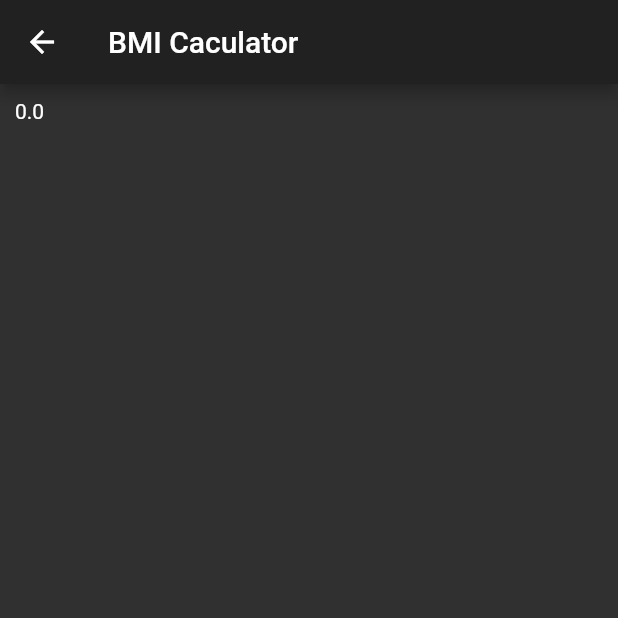
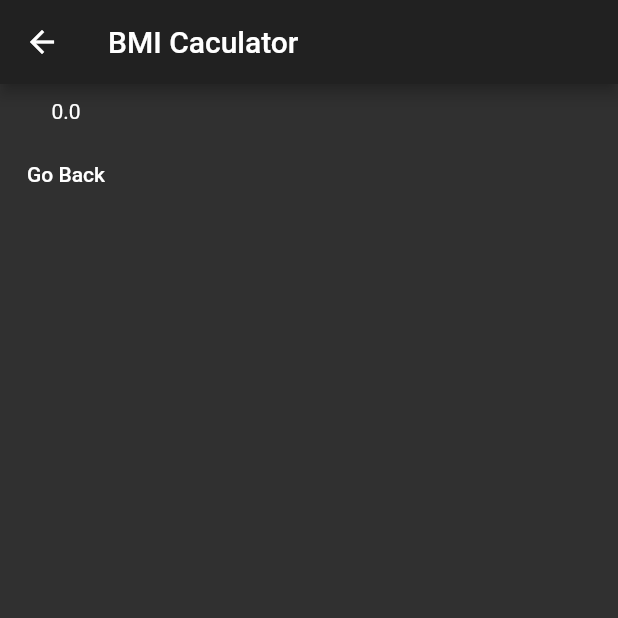
Before and after one commit to Dasol-Jung/flutter_bmi, a Flutter app: the screen it shows after launch, after a tap on "CALCULATE", on a phone screen of 412 x 824 dp, the top half of it. Run offline on Flutter 3.47's test engine with Material 2 defaults, Android fonts, the phone set to English and light mode, and no system bars; our stand-ins replace font_awesome_flutter.

Commit message:
flutter bmi

```diff
--- a/lib/main.dart
+++ b/lib/main.dart
@@ -2,6 +2,7 @@ import 'package:flutter/material.dart';
 import './card.dart';
 import './addRemove.dart';
 import 'result.dart';
+import 'package:font_awesome_flutter/font_awesome_flutter.dart';
 
 void main() => runApp(MyApp());
 
@@ -45,21 +46,16 @@ class _InputPageState extends State<InputPage> {
       child: Row(
         children: <Widget>[
           Expanded(
+            child: GestureDetector(
+              onTap: () {
+                selectGender('male');
+              },
               child: DSCard(
                 color: gender == 'male' ? Color(0xFF222222) : Color(0xFEEEEEE),
-              child: FlatButton(
-                shape: RoundedRectangleBorder(
-                  borderRadius: BorderRadius.all(
-                    Radius.circular(20),
-                  ),
-                ),
-                onPressed: () {
-                  selectGender('male');
-                },
                 child: Column(
                   mainAxisAlignment: MainAxisAlignment.center,
                   children: <Widget>[
-                    Icon(Icons.accessibility, size: 100),
+                    Icon(FontAwesomeIcons.mars, size: 100.0),
                     Text("Male", style: TextStyle(fontSize: 30)),
                   ],
                 ),
@@ -67,21 +63,17 @@ class _InputPageState extends State<InputPage> {
             ),
           ),
           Expanded(
-            child: DSCard(
-              color: gender == 'female' ? Color(0xFF222222) : Color(0xFEEEEEE),
-              child: FlatButton(
-                shape: RoundedRectangleBorder(
-                  borderRadius: BorderRadius.all(
-                    Radius.circular(20),
-                  ),
-                ),
-                onPressed: () {
+            child: GestureDetector(
+              onTap: () {
                 selectGender('female');
               },
+              child: DSCard(
+                color:
+                    gender == 'female' ? Color(0xFF222222) : Color(0xFEEEEEE),
                 child: Column(
                   mainAxisAlignment: MainAxisAlignment.center,
                   children: <Widget>[
-                    Icon(Icons.accessibility, size: 100),
+                    Icon(FontAwesomeIcons.venus, size: 100),
                     Text(
                       "Female",
                       style: TextStyle(fontSize: 30),
@@ -184,27 +176,43 @@ class _InputPageState extends State<InputPage> {
   @override
   Widget build(BuildContext context) {
     return Scaffold(
-      appBar: AppBar(title: Text("BMI Caculator")),
+      appBar: AppBar(
+          title: Text(
+        "BMI Caculator",
+        style: TextStyle(
+            fontSize: 25.0, fontWeight: FontWeight.w500, letterSpacing: 6),
+      )),
       body: SafeArea(
-        child: Padding(
-          padding: EdgeInsets.all(10),
         child: Column(
           children: <Widget>[
             renderGender(),
             renderHeight(),
             renderWeightAge(),
-              RaisedButton(
-                  child: Text("CALCULATE"),
+            Container(
+              margin: EdgeInsets.only(top: 10),
+              width: double.infinity,
+              height: 80.0,
+              child: RaisedButton(
+                  color: Colors.red[900],
+                  child: Text(
+                    "CALCULATE",
+                    style: TextStyle(
+                        fontSize: 20.0,
+                        fontWeight: FontWeight.w500,
+                        letterSpacing: 8),
+                  ),
                   onPressed: () {
                     // add caculation
-                    double bmi = weight / (height * height) * 10000;
+                    double bmi =
+                        (weight / (height * height) * 100000).roundToDouble() /
+                            10;
                     Navigator.push(
                         context,
                         MaterialPageRoute(
                             builder: (context) => ResultPage(bmi)));
                   }),
+            ),
           ],
-          ),
         ),
       ),
     );
--- a/lib/result.dart
+++ b/lib/result.dart
@@ -9,7 +9,17 @@ class ResultPage extends StatelessWidget {
     return Scaffold(
       appBar: AppBar(title: Text("BMI Caculator")),
       body: SafeArea(
-        child: Padding(padding: EdgeInsets.all(10), child: Text("$bmi")),
+        child: Column(
+          children: <Widget>[
+            Padding(padding: EdgeInsets.all(10), child: Text("$bmi")),
+            FlatButton(
+              child: Text("Go Back"),
+              onPressed: () {
+                Navigator.pop(context);
+              },
+            ),
+          ],
+        ),
       ),
     );
   }
--- a/pubspec.yaml
+++ b/pubspec.yaml
@@ -23,6 +23,8 @@ dependencies:
   # The following adds the Cupertino Icons font to your application.
   # Use with the CupertinoIcons class for iOS style icons.
   cupertino_icons: ^0.1.2
+
+  font_awesome_flutter : ^8.5.0
 
 dev_dependencies:
   flutter_test:
```
Also changed, not shown: pubspec.lock. Lines whose indentation alone changed are shown as unchanged.
